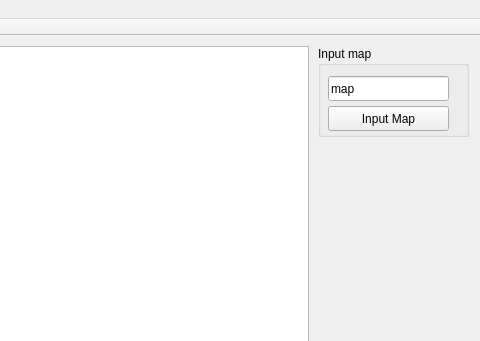
First picture: the form in include/topo/UI/topoui.ui, repository StumboEugen/topology_map, before the edit; both pictures show x 302 to 782 and y 0 to 341 of the 782 by 464 pixel window.
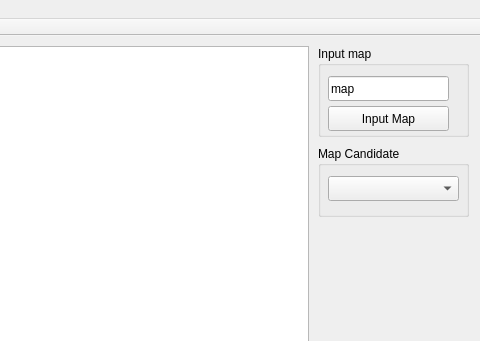
Second picture: the form after the edit.

Commit message: try to add map candidates to the combo box

Diff of the .ui file:
```diff
--- a/include/topo/UI/topoui.ui
+++ b/include/topo/UI/topoui.ui
@@ -75,6 +75,29 @@
      </rect>
     </property>
    </widget>
+   <widget class="QGroupBox" name="groupBox_2">
+    <property name="geometry">
+     <rect>
+      <x>620</x>
+      <y>110</y>
+      <width>151</width>
+      <height>71</height>
+     </rect>
+    </property>
+    <property name="title">
+     <string>Map Candidate</string>
+    </property>
+    <widget class="QComboBox" name="cbMapCandidate">
+     <property name="geometry">
+      <rect>
+       <x>10</x>
+       <y>30</y>
+       <width>131</width>
+       <height>25</height>
+      </rect>
+     </property>
+    </widget>
+   </widget>
   </widget>
   <widget class="QMenuBar" name="menuBar">
    <property name="geometry">
```
The commit also changes 2 other files.
